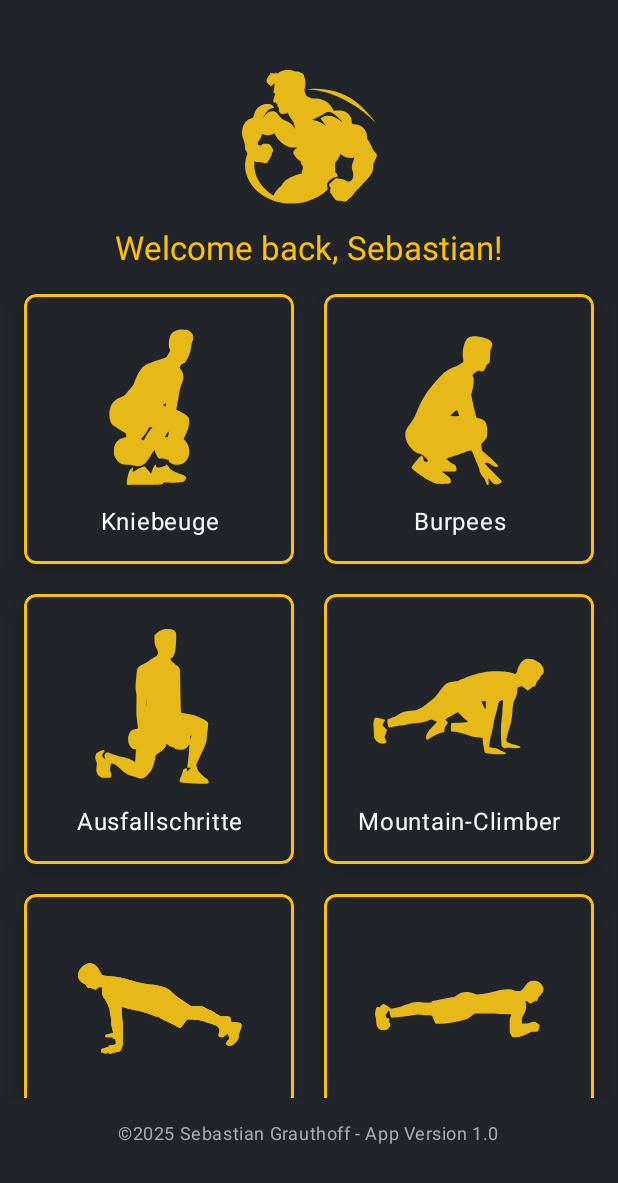
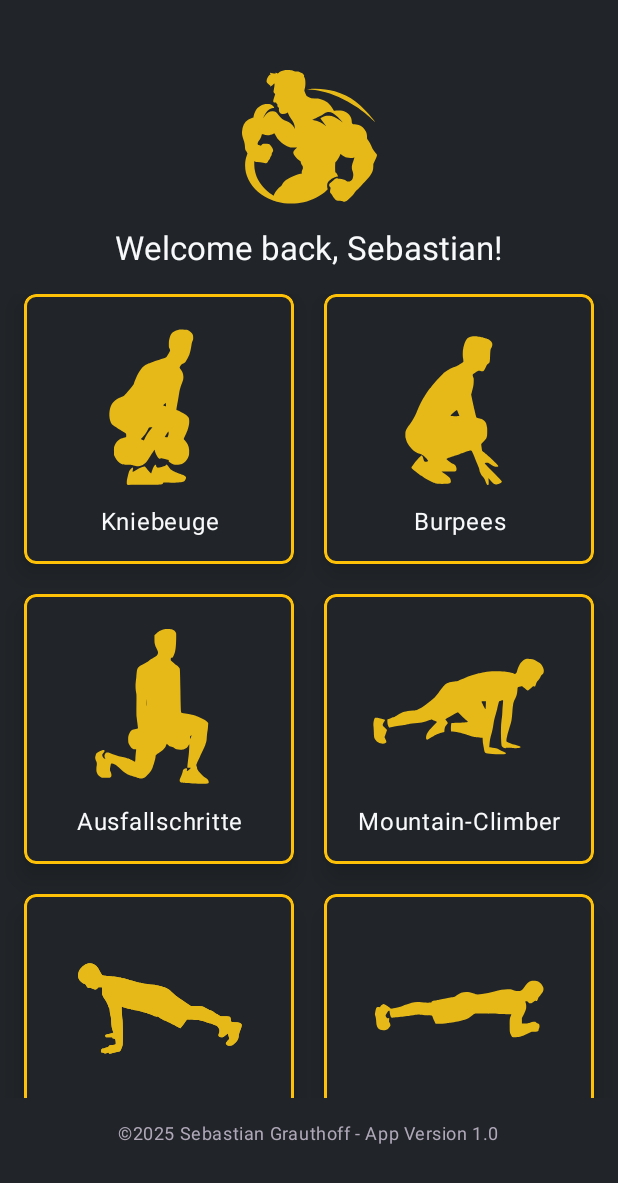
Before and after one commit to Shebby91/PushUpCounterApp, an Android app built with Jetpack Compose: the screen it shows after launch (MainActivity), on a phone screen of 412 x 824 dp. Shown: the top 1183 px of the screen. Run offline under Robolectric (Android 15) with nearby library versions, the phone set to English and light mode, and no system bars.

Commit message:
Welcome surface

```diff
--- a/app/src/main/java/com/example/app/MainActivity.kt
+++ b/app/src/main/java/com/example/app/MainActivity.kt
@@ -290,7 +290,7 @@ fun StartScreen(navController: NavController) {
         )
         Text(
             text = "Welcome back, Sebastian!",
-            color = MaterialTheme.colorScheme.primary,
+            color = MaterialTheme.colorScheme.surface,
             style = MaterialTheme.typography.titleLarge,
             modifier = Modifier.padding(top = 16.dp, bottom = 16.dp)
         )
```
